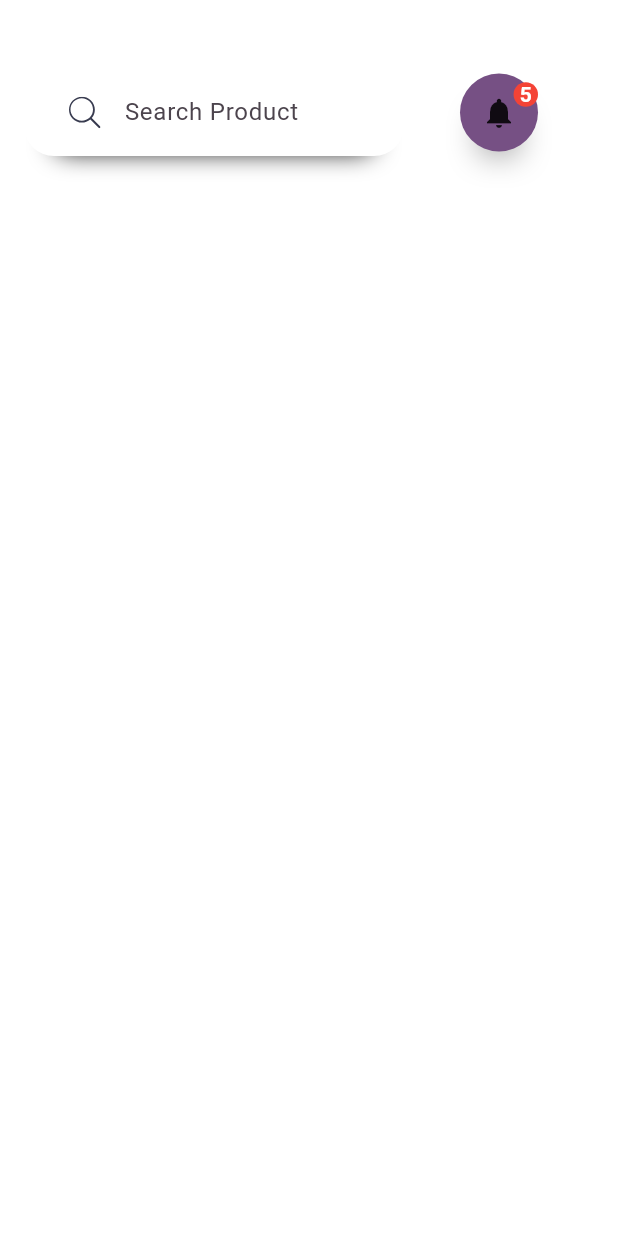
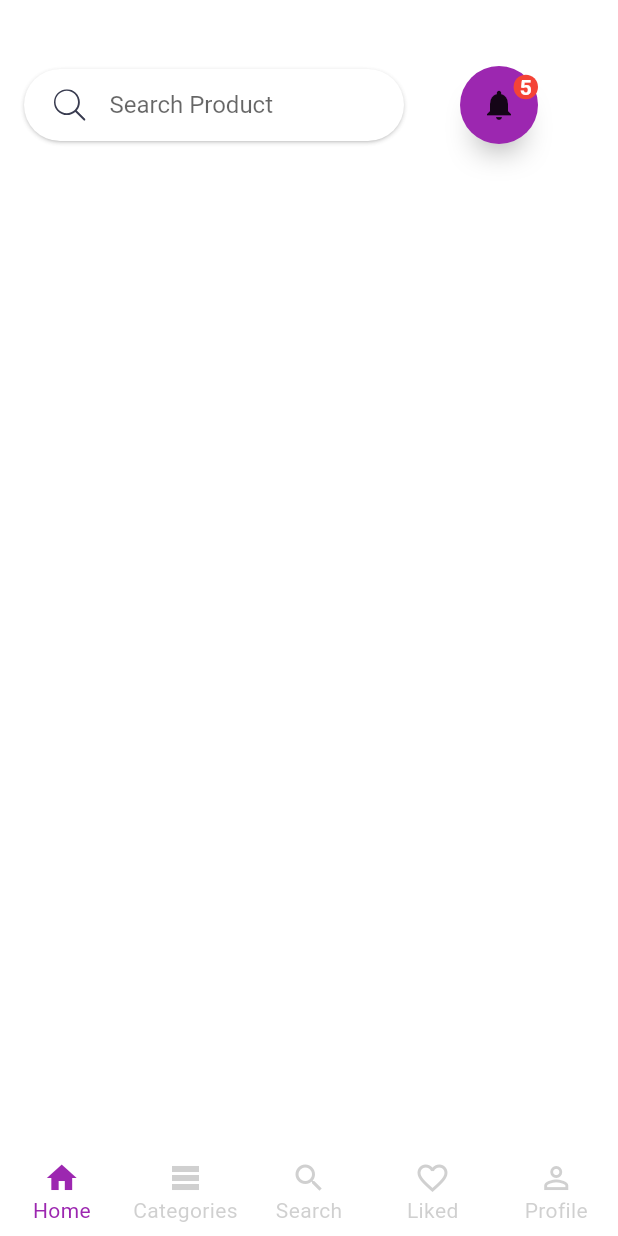
Before and after one commit to A-RR3/ecommerce, a Flutter app: the HomeScreen screen opened directly, on a phone screen of 412 x 824 dp. Run offline on Flutter 3.47's test engine with Material 3 defaults, Android fonts, the light colour scheme and no system bars; our stand-ins replace flutter_svg, gap, get, google_fonts; missing offline and left inert: svg_flutter.

Commit message:
categories page and bottom nav bar

```diff
--- /dev/null
+++ b/lib/domain/entities/category.entity.dart
@@ -0,0 +1,6 @@
+class Category {
+  final String name;
+  final String image;
+
+  Category.create({required this.name, required this.image});
+}
--- a/lib/screens/home_screen.dart
+++ b/lib/feasures/home/screens/home.screen.dart
@@ -8,6 +8,40 @@
   @override
   Widget build(BuildContext context) {
     return Scaffold(
+      bottomNavigationBar: BottomNavigationBar(
+        elevation: 0,
+        type: BottomNavigationBarType.fixed,
+        selectedItemColor: Theme.of(context).colorScheme.primary,
+        unselectedItemColor:
+            Theme.of(context).colorScheme.shadow.withOpacity(.3),
+        selectedFontSize: 14,
+        unselectedFontSize: 14,
+        onTap: (value) {
+          // Respond to item press.
+        },
+        items: const [
+          BottomNavigationBarItem(
+            label: 'Home',
+            icon: Icon(Icons.home),
+          ),
+          BottomNavigationBarItem(
+            label: 'Categories',
+            icon: Icon(Icons.table_rows),
+          ),
+          BottomNavigationBarItem(
+            label: 'Search',
+            icon: Icon(Icons.search),
+          ),
+          BottomNavigationBarItem(
+            label: 'Liked',
+            icon: Icon(Icons.favorite_border),
+          ),
+          BottomNavigationBarItem(
+            label: 'Profile',
+            icon: Icon(Icons.person_outline_sharp),
+          ),
+        ],
+      ),
       body: SafeArea(
         child: Container(
           padding: const EdgeInsets.all(16.0),
@@ -16,7 +50,7 @@
             children: [
               const Flexible(
                 flex: 2,
-                child: MySearchBar(),
+                child: MySearchBar(hint: "Search Product"),
               ),
               Flexible(
                 child: Row(
--- a/lib/screens/splash_screen.dart
+++ b/lib/feasures/login/screens/splash.screen.dart
@@ -5,8 +5,6 @@
 
 class SplashScreen extends StatelessWidget {
   const SplashScreen({super.key});
-
-
 
   @override
   Widget build(BuildContext context) {
--- a/lib/feasures/login/widgets/signup.form.dart
+++ b/lib/feasures/login/widgets/signup.form.dart
@@ -1,7 +1,4 @@
-import 'package:ecommerce/feasures/login/controllers/signin.controller.dart';
 import 'package:ecommerce/feasures/login/controllers/signup.controller.dart';
-import 'package:ecommerce/feasures/login/widgets/checkbox_section.dart';
-import 'package:ecommerce/feasures/login/widgets/circle.widget.dart';
 import 'package:ecommerce/feasures/login/widgets/label.dart';
 import 'package:ecommerce/feasures/login/widgets/botton.widget.dart';
 import 'package:ecommerce/feasures/login/widgets/my.text.form.field.dart';
--- a/lib/widgets/search_bar.dart
+++ b/lib/widgets/search_bar.dart
@@ -5,26 +5,34 @@
 class MySearchBar extends StatelessWidget {
   const MySearchBar({
     super.key,
+    required this.hint,
   });
+  final String hint;
 
   @override
   Widget build(BuildContext context) {
     return Container(
       margin: const EdgeInsets.symmetric(vertical: 30),
-      padding: const EdgeInsets.symmetric(horizontal: 30, vertical: 5),
-      decoration: const BoxDecoration(
+      padding: const EdgeInsets.symmetric(
+        horizontal: 20,
+      ),
+      decoration: BoxDecoration(
           color: Colors.white,
-          borderRadius: BorderRadius.all(Radius.circular(20.0)),
+          borderRadius: const BorderRadius.all(Radius.circular(30.0)),
           boxShadow: [
             BoxShadow(
-                offset: Offset(0, 17),
-                blurRadius: 14,
-                spreadRadius: -20,
-                color: blackColor)
+                offset: const Offset(0, 1),
+                blurRadius: 3,
+                spreadRadius: -2,
+                color: Theme.of(context).colorScheme.shadow)
           ]),
       child: TextField(
         decoration: InputDecoration(
-            hintText: "Search Product",
+            hintText: hint,
+            hintStyle: Theme.of(context)
+                .textTheme
+                .displaySmall!
+                .copyWith(fontSize: 16),
             icon: SvgPicture.asset("assets/icons/search.svg"),
             border: InputBorder.none),
       ),
```
Also changed, not shown: lib/feasures/categories/controller/category.controller.dart (added, +14 -0 lines), lib/feasures/categories/screen/categories.screen.dart (added, +59 -0 lines), lib/main.dart (+6 -2 lines), lib/screens/screen1.dart (deleted, +0 -58 lines), lib/screens/screen2.dart (deleted, +0 -23 lines), lib/screens/stack.dart (deleted, +0 -81 lines), assets/images/computer.jpg (added), assets/images/undraw_pilates_gpdb.png (deleted), assets/images/welcome bg.jpg (deleted), lib/screens/signup_screen.dart (deleted).
